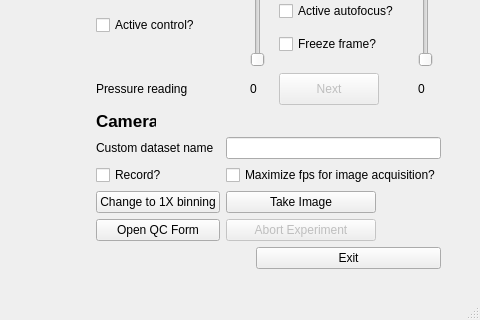
czbiohub-sf/ulc-malaria-scope, file ulc_mm_package/QtGUI/liveview.ui: the form before one commit; both pictures show x 906 to 1386 and y 535 to 855 of the 1386 by 855 pixel window.
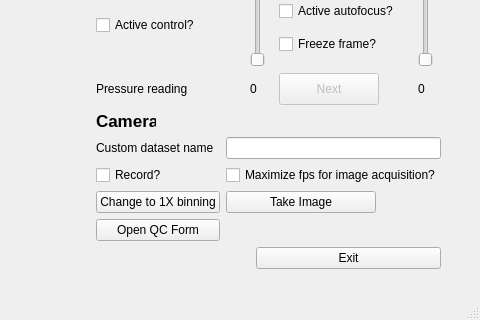
The form after the commit. Custom widgets are drawn as their Qt base class.

Commit message: Prevent freezing when closing file

```diff
--- a/ulc_mm_package/QtGUI/liveview.ui
+++ b/ulc_mm_package/QtGUI/liveview.ui
@@ -683,22 +683,6 @@
           </property>
          </widget>
         </item>
-        <item row="4" column="1">
-         <widget class="QPushButton" name="btnAbortExperiment">
-          <property name="enabled">
-           <bool>false</bool>
-          </property>
-          <property name="maximumSize">
-           <size>
-            <width>150</width>
-            <height>16777215</height>
-           </size>
-          </property>
-          <property name="text">
-           <string>Abort Experiment</string>
-          </property>
-         </widget>
-        </item>
        </layout>
       </item>
       <item row="4" column="1">
```
Left out of the diff: 102 changed lines with no effect on the pictures. The commit also changes 2 other files.
